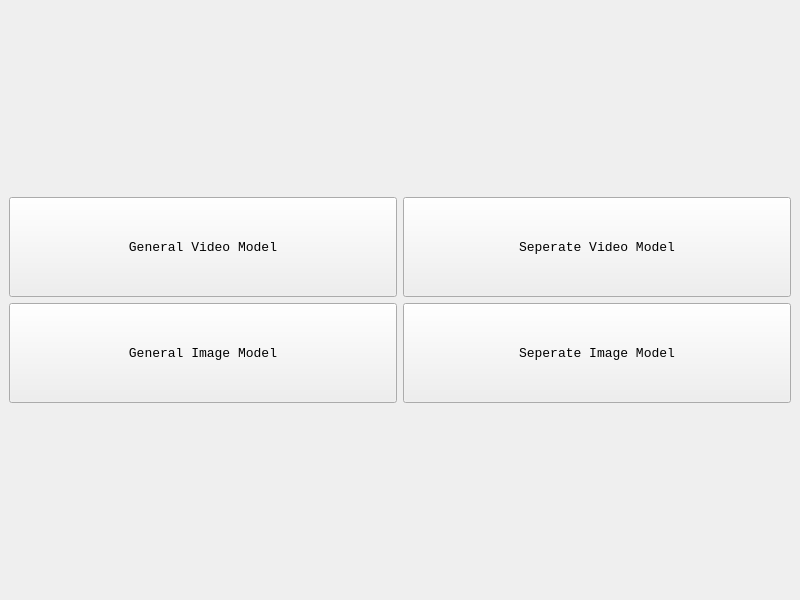
Old version of the form GUI/mode_chooser.ui in the repository NoureldinYosri/Graduation-Project.
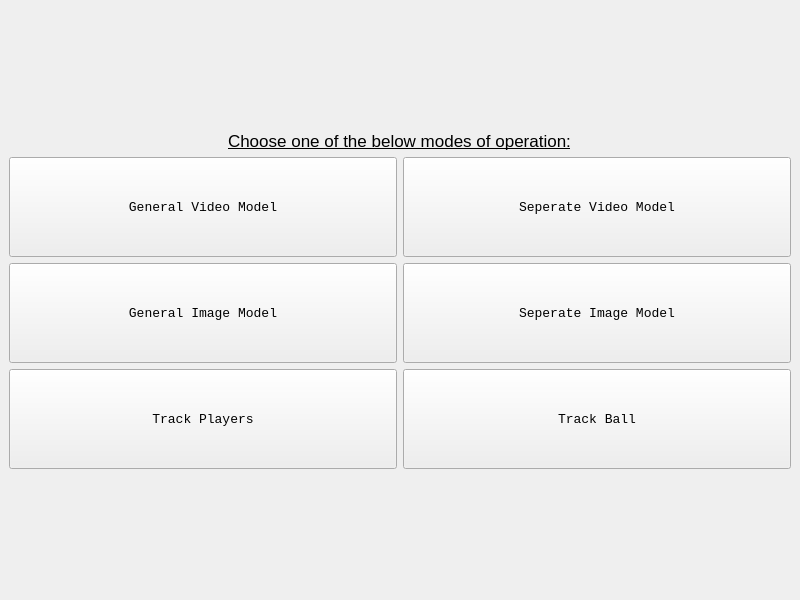
New version of the form.

The edit to the form file:
```diff
--- a/GUI/mode_chooser.ui
+++ b/GUI/mode_chooser.ui
@@ -17,57 +17,7 @@
    <layout class="QGridLayout" name="gridLayout">
     <item row="0" column="0">
      <layout class="QGridLayout" name="gridLayout_2">
-      <item row="0" column="1">
-       <widget class="QPushButton" name="separate_video_btn">
-        <property name="minimumSize">
-         <size>
-          <width>0</width>
-          <height>100</height>
-         </size>
-        </property>
-        <property name="font">
-         <font>
-          <family>Consolas</family>
-          <pointsize>10</pointsize>
-          <weight>50</weight>
-          <bold>false</bold>
-          <underline>false</underline>
-          <strikeout>false</strikeout>
-          <stylestrategy>PreferDefault</stylestrategy>
-          <kerning>true</kerning>
-         </font>
-        </property>
-        <property name="text">
-         <string>Seperate Video Model</string>
-        </property>
-       </widget>
-      </item>
-      <item row="0" column="0">
-       <widget class="QPushButton" name="general_video_btn">
-        <property name="minimumSize">
-         <size>
-          <width>0</width>
-          <height>100</height>
-         </size>
-        </property>
-        <property name="font">
-         <font>
-          <family>Consolas</family>
-          <pointsize>10</pointsize>
-          <weight>50</weight>
-          <bold>false</bold>
-          <underline>false</underline>
-          <strikeout>false</strikeout>
-          <stylestrategy>PreferDefault</stylestrategy>
-          <kerning>true</kerning>
-         </font>
-        </property>
-        <property name="text">
-         <string>General Video Model</string>
-        </property>
-       </widget>
-      </item>
-      <item row="1" column="0">
+      <item row="3" column="0">
        <widget class="QPushButton" name="general_img_btn">
         <property name="minimumSize">
          <size>
@@ -92,7 +42,32 @@
         </property>
        </widget>
       </item>
-      <item row="1" column="1">
+      <item row="2" column="1">
+       <widget class="QPushButton" name="separate_video_btn">
+        <property name="minimumSize">
+         <size>
+          <width>0</width>
+          <height>100</height>
+         </size>
+        </property>
+        <property name="font">
+         <font>
+          <family>Consolas</family>
+          <pointsize>10</pointsize>
+          <weight>50</weight>
+          <bold>false</bold>
+          <underline>false</underline>
+          <strikeout>false</strikeout>
+          <stylestrategy>PreferDefault</stylestrategy>
+          <kerning>true</kerning>
+         </font>
+        </property>
+        <property name="text">
+         <string>Seperate Video Model</string>
+        </property>
+       </widget>
+      </item>
+      <item row="3" column="1">
        <widget class="QPushButton" name="separate_img_btn">
         <property name="minimumSize">
          <size>
@@ -117,6 +92,90 @@
         </property>
        </widget>
       </item>
+      <item row="1" column="0" colspan="2" alignment="Qt::AlignHCenter">
+       <widget class="QLabel" name="label">
+        <property name="sizePolicy">
+         <sizepolicy hsizetype="Preferred" vsizetype="Fixed">
+          <horstretch>0</horstretch>
+          <verstretch>0</verstretch>
+         </sizepolicy>
+        </property>
+        <property name="font">
+         <font>
+          <family>Arial</family>
+          <pointsize>13</pointsize>
+          <italic>false</italic>
+          <underline>true</underline>
+         </font>
+        </property>
+        <property name="text">
+         <string>Choose one of the below modes of operation:</string>
+        </property>
+       </widget>
+      </item>
+      <item row="2" column="0">
+       <widget class="QPushButton" name="general_video_btn">
+        <property name="minimumSize">
+         <size>
+          <width>0</width>
+          <height>100</height>
+         </size>
+        </property>
+        <property name="font">
+         <font>
+          <family>Consolas</family>
+          <pointsize>10</pointsize>
+          <weight>50</weight>
+          <bold>false</bold>
+          <underline>false</underline>
+          <strikeout>false</strikeout>
+          <stylestrategy>PreferDefault</stylestrategy>
+          <kerning>true</kerning>
+         </font>
+        </property>
+        <property name="text">
+         <string>General Video Model</string>
+        </property>
+       </widget>
+      </item>
+      <item row="4" column="0">
+       <widget class="QPushButton" name="track_players_btn">
+        <property name="minimumSize">
+         <size>
+          <width>0</width>
+          <height>100</height>
+         </size>
+        </property>
+        <property name="font">
+         <font>
+          <family>Consolas</family>
+          <pointsize>10</pointsize>
+         </font>
+        </property>
+        <property name="text">
+         <string>Track Players</string>
+        </property>
+       </widget>
+      </item>
+      <item row="4" column="1">
+       <widget class="QPushButton" name="track_ball_btn">
+        <property name="minimumSize">
+         <size>
+          <width>0</width>
+          <height>100</height>
+         </size>
+        </property>
+        <property name="font">
+         <font>
+          <family>Consolas</family>
+          <pointsize>10</pointsize>
+         </font>
+        </property>
+        <property name="text">
+         <string>Track Ball</string>
+        </property>
+       </widget>
+      </item>
      </layout>
     </item>
    </layout>
```
